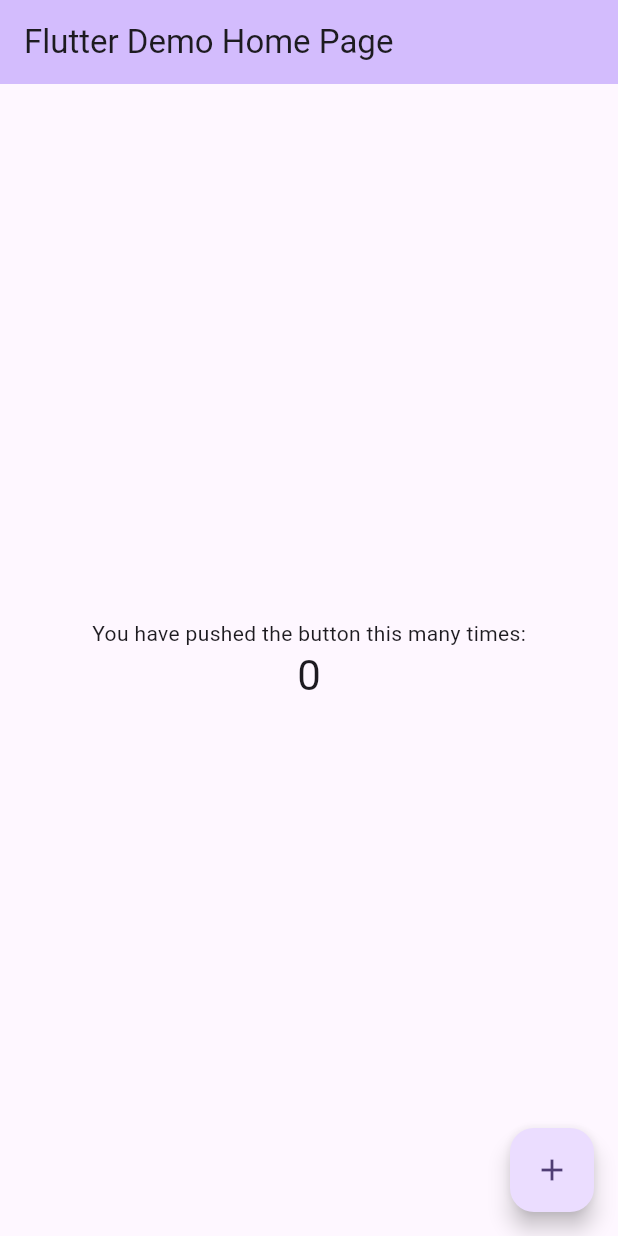
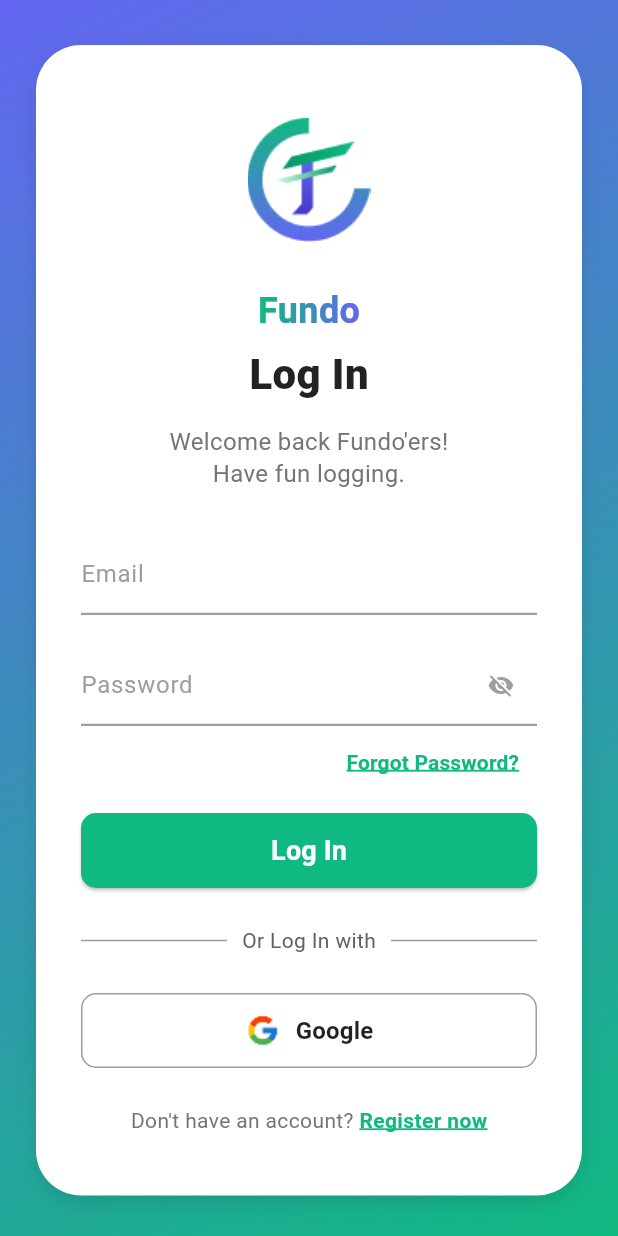
Before and after one commit to AtokTajuddin/fp-pemmob-kelompok1, a Flutter app: the screen it shows after launch, on a phone screen of 412 x 824 dp. Run offline on Flutter 3.47's test engine with Material 3 defaults, Android fonts, the phone set to English and light mode, and no system bars.

Commit message:
fe login & register page

```diff
--- a/fundo_flutter/lib/main.dart
+++ b/fundo_flutter/lib/main.dart
@@ -1,4 +1,6 @@
 import 'package:flutter/material.dart';
+import 'screens/login_page.dart';
+import 'screens/signup_page.dart';
 
 void main() {
   runApp(const MyApp());
@@ -7,48 +9,28 @@
 class MyApp extends StatelessWidget {
   const MyApp({super.key});
 
-  // This widget is the root of your application.
   @override
   Widget build(BuildContext context) {
     return MaterialApp(
-      title: 'Flutter Demo',
+      title: 'Fundo App',
+      debugShowCheckedModeBanner: false,
       theme: ThemeData(
-        // This is the theme of your application.
-        //
-        // TRY THIS: Try running your application with "flutter run". You'll see
-        // the application has a purple toolbar. Then, without quitting the app,
-        // try changing the seedColor in the colorScheme below to Colors.green
-        // and then invoke "hot reload" (save your changes or press the "hot
-        // reload" button in a Flutter-supported IDE, or press "r" if you used
-        // the command line to start the app).
-        //
-        // Notice that the counter didn't reset back to zero; the application
-        // state is not lost during the reload. To reset the state, use hot
-        // restart instead.
-        //
-        // This works for code too, not just values: Most code changes can be
-        // tested with just a hot reload.
-        colorScheme: .fromSeed(seedColor: Colors.deepPurple),
+        colorScheme: ColorScheme.fromSeed(seedColor: Colors.teal),
+        useMaterial3: true,
       ),
-      home: const MyHomePage(title: 'Flutter Demo Home Page'),
+      home: const LoginPage(),
     );
   }
 }
 
+// ===============================================================
+// BATAS AMAN: KODE TEMANMU ADA DI BAWAH SINI
+// (Tidak dipakai, tapi tidak dihapus. Jadi aman kan?)
+// ===============================================================
+
 class MyHomePage extends StatefulWidget {
   const MyHomePage({super.key, required this.title});
-
-  // This widget is the home page of your application. It is stateful, meaning
-  // that it has a State object (defined below) that contains fields that affect
-  // how it looks.
-
-  // This class is the configuration for the state. It holds the values (in this
-  // case the title) provided by the parent (in this case the App widget) and
-  // used by the build method of the State. Fields in a Widget subclass are
-  // always marked "final".
-
   final String title;
-
   @override
   State<MyHomePage> createState() => _MyHomePageState();
 }
@@ -57,57 +39,20 @@
   int _counter = 0;
   void _incrementCounter() {
     setState(() {
-      // This call to setState tells the Flutter framework that something has
-      // changed in this State, which causes it to rerun the build method below
-      // so that the display can reflect the updated values. If we changed
-      // _counter without calling setState(), then the build method would not be
-      // called again, and so nothing would appear to happen.
       _counter++;
     });
   }
 
   @override
   Widget build(BuildContext context) {
-    // This method is rerun every time setState is called, for instance as done
-    // by the _incrementCounter method above.
-    //
-    // The Flutter framework has been optimized to make rerunning build methods
-    // fast, so that you can just rebuild anything that needs updating rather
-    // than having to individually change instances of widgets.
     return Scaffold(
-      appBar: AppBar(
-        // TRY THIS: Try changing the color here to a specific color (to
-        // Colors.amber, perhaps?) and trigger a hot reload to see the AppBar
-        // change color while the other colors stay the same.
-        backgroundColor: Theme.of(context).colorScheme.inversePrimary,
-        // Here we take the value from the MyHomePage object that was created by
-        // the App.build method, and use it to set our appbar title.
-        title: Text(widget.title),
-      ),
+      appBar: AppBar(title: Text(widget.title)),
       body: Center(
-        // Center is a layout widget. It takes a single child and positions it
-        // in the middle of the parent.
         child: Column(
-          // Column is also a layout widget. It takes a list of children and
-          // arranges them vertically. By default, it sizes itself to fit its
-          // children horizontally, and tries to be as tall as its parent.
-          //
-          // Column has various properties to control how it sizes itself and
-          // how it positions its children. Here we use mainAxisAlignment to
-          // center the children vertically; the main axis here is the vertical
-          // axis because Columns are vertical (the cross axis would be
-          // horizontal).
-          //
-          // TRY THIS: Invoke "debug painting" (choose the "Toggle Debug Paint"
-          // action in the IDE, or press "p" in the console), to see the
-          // wireframe for each widget.
-          mainAxisAlignment: .center,
+          mainAxisAlignment: MainAxisAlignment.center,
           children: [
             const Text('You have pushed the button this many times:'),
-            Text(
-              '$_counter',
-              style: Theme.of(context).textTheme.headlineMedium,
-            ),
+            Text('$_counter', style: Theme.of(context).textTheme.headlineMedium),
           ],
         ),
       ),
--- /dev/null
+++ b/fundo_flutter/lib/screens/login_page.dart
@@ -0,0 +1,305 @@
+import 'package:flutter/material.dart';
+import 'signup_page.dart';
+
+class LoginPage extends StatefulWidget {
+  const LoginPage({super.key});
+
+  @override
+  State<LoginPage> createState() => _LoginPageState();
+}
+
+class _LoginPageState extends State<LoginPage> {
+  bool _isPasswordVisible = false;
+
+  @override
+  Widget build(BuildContext context) {
+    final size = MediaQuery.of(context).size;
+    return Scaffold(
+      body: Container(
+        width: double.infinity,
+        height: double.infinity,
+        decoration: const BoxDecoration(
+          gradient: LinearGradient(
+            begin: Alignment.topLeft,
+            end: Alignment.bottomRight,
+            colors: [
+              Color(0xFF6366F1),
+              Color(0xFF10B981),
+            ],
+          ),
+        ),
+        child: Center(
+          child: SingleChildScrollView(
+            child: Padding(
+              padding: const EdgeInsets.symmetric(horizontal: 24.0, vertical: 30),
+              child: Container(
+                width: double.infinity,
+                decoration: BoxDecoration(
+                  color: Colors.white,
+                  borderRadius: BorderRadius.circular(30),
+                  boxShadow: [
+                    BoxShadow(
+                      color: Colors.black.withOpacity(0.1),
+                      blurRadius: 10,
+                      offset: const Offset(0, 5),
+                    ),
+                  ],
+                ),
+                child: Padding(
+                  padding: const EdgeInsets.symmetric(horizontal: 30.0, vertical: 40.0),
+                  child: Column(
+                    mainAxisSize: MainAxisSize.min,
+                    children: [
+                      Image.asset(
+                        'assets/images/fundoLogo.png',
+                        width: 100,
+                        height: 100,
+                      ),
+                      const SizedBox(height: 20),
+
+                      ShaderMask(
+                        shaderCallback: (bounds) => const LinearGradient(
+                          colors: [
+                            Color(0xFF10B981),
+                            Color(0xFF6366F1),
+                          ],
+                          begin: Alignment.centerLeft,
+                          end: Alignment.centerRight,
+                        ).createShader(bounds),
+                        child: const Text(
+                          "Fundo",
+                          style: TextStyle(
+                            fontSize: 24,
+                            fontWeight: FontWeight.bold,
+                            color: Colors.white,
+                          ),
+                        ),
+                      ),
+                      const SizedBox(height: 5),
+                      const Text(
+                        "Log In",
+                        style: TextStyle(
+                          fontSize: 28,
+                          fontWeight: FontWeight.w900,
+                          color: Colors.black87,
+                        ),
+                      ),
+                      const SizedBox(height: 15),
+                      Text(
+                        "Welcome back Fundo'ers!\nHave fun logging.",
+                        textAlign: TextAlign.center,
+                        style: TextStyle(
+                          fontSize: 16,
+                          color: Colors.grey[600],
+                          height: 1.3,
+                        ),
+                      ),
+
+                      const SizedBox(height: 30),
+
+                      const _UnderlinedTextField(hintText: "Email"),
+                      const SizedBox(height: 20),
+
+                      _PasswordField(
+                        hintText: "Password",
+                        isVisible: _isPasswordVisible,
+                        onVisibilityChanged: () {
+                          setState(() {
+                            _isPasswordVisible = !_isPasswordVisible;
+                          });
+                        },
+                      ),
+
+                      Align(
+                        alignment: Alignment.centerRight,
+                        child: TextButton(
+                          onPressed: () {
+                            // Logic Forgot Password
+                          },
+                          child: const Text(
+                            "Forgot Password?",
+                            style: TextStyle(
+                              color: Color(0xFF10B981),
+                              decoration: TextDecoration.underline,
+                              decorationColor: Color(0xFF10B981),
+                              decorationThickness: 1.8,
+                              fontWeight: FontWeight.bold,
+                            ),
+                          ),
+                        ),
+                      ),
+
+                      const SizedBox(height: 10),
+
+                      SizedBox(
+                        width: double.infinity,
+                        height: 50,
+                        child: ElevatedButton(
+                          onPressed: () {
+                            // Logic Log In
+                          },
+                          style: ElevatedButton.styleFrom(
+                            backgroundColor: const Color(0xFF10B981),
+                            foregroundColor: Colors.white,
+                            shape: RoundedRectangleBorder(
+                              borderRadius: BorderRadius.circular(10),
+                            ),
+                          ),
+                          child: const Text(
+                            "Log In",
+                            style: TextStyle(fontSize: 18, fontWeight: FontWeight.bold),
+                          ),
+                        ),
+                      ),
+
+                      const SizedBox(height: 25),
+
+                      Row(
+                        children: [
+                          const Expanded(child: Divider(thickness: 1, color: Colors.grey)),
+                          Padding(
+                            padding: const EdgeInsets.symmetric(horizontal: 10.0),
+                            child: Text(
+                              "Or Log In with",
+                              style: TextStyle(color: Colors.grey[700]),
+                            ),
+                          ),
+                          const Expanded(child: Divider(thickness: 1, color: Colors.grey)),
+                        ],
+                      ),
+
+                      const SizedBox(height: 25),
+
+                      SizedBox(
+                        width: double.infinity,
+                        height: 50,
+                        child: OutlinedButton(
+                          onPressed: () {
+                            // Logic Log In with Google
+                          },
+                          style: OutlinedButton.styleFrom(
+                            shape: RoundedRectangleBorder(
+                              borderRadius: BorderRadius.circular(10),
+                            ),
+                            side: const BorderSide(color: Colors.grey),
+                          ),
+                          child: Row(
+                            mainAxisAlignment: MainAxisAlignment.center,
+                            children: [
+                              Image.asset(
+                                'assets/images/LogoGoogle.png',
+                                width: 24,
+                                height: 24,
+                              ),
+                              const SizedBox(width: 10),
+                              const Text(
+                                "Google",
+                                style: TextStyle(
+                                  fontSize: 16,
+                                  color: Colors.black87,
+                                  fontWeight: FontWeight.bold,
+                                ),
+                              ),
+                            ],
+                          ),
+                        ),
+                      ),
+
+                      const SizedBox(height: 25),
+
+                      Row(
+                        mainAxisAlignment: MainAxisAlignment.center,
+                        children: [
+                          Text("Don't have an account? ", style: TextStyle(color: Colors.grey[600])),
+                          GestureDetector(
+                            onTap: () {
+                              Navigator.push(
+                                context,
+                                MaterialPageRoute(builder: (context) => const SignUpPage()),
+                              );
+                            },
+                            child: const Text(
+                              "Register now",
+                              style: TextStyle(
+                                color: Color(0xFF10B981),
+                                fontWeight: FontWeight.bold,
+                                decoration: TextDecoration.underline,
+                                decorationColor: Color(0xFF10B981),
+                                decorationThickness: 1.8,
+                              ),
+                            ),
+                          ),
+                        ],
+                      ),
+                    ],
+                  ),
+                ),
+              ),
+            ),
+          ),
+        ),
+      ),
+    );
+  }
+}
+
+class _UnderlinedTextField extends StatelessWidget {
+  final String hintText;
+  const _UnderlinedTextField({required this.hintText});
+
+  @override
+  Widget build(BuildContext context) {
+    return TextField(
+      decoration: InputDecoration(
+        hintText: hintText,
+        hintStyle: TextStyle(color: Colors.grey[500], fontSize: 16),
+        enabledBorder: const UnderlineInputBorder(
+          borderSide: BorderSide(color: Colors.grey, width: 1.5),
+        ),
+        focusedBorder: const UnderlineInputBorder(
+          borderSide: BorderSide(color: Color(0xFF6366F1), width: 2),
+        ),
+        contentPadding: const EdgeInsets.symmetric(vertical: 15),
+        isDense: true,
+      ),
+    );
+  }
+}
+
+class _PasswordField extends StatelessWidget {
+  final String hintText;
+  final bool isVisible;
+  final VoidCallback onVisibilityChanged;
+
+  const _PasswordField({
+    required this.hintText,
+    required this.isVisible,
+    required this.onVisibilityChanged,
+  });
+
+  @override
+  Widget build(BuildContext context) {
+    return TextField(
+      obscureText: !isVisible,
+      decoration: InputDecoration(
+        hintText: hintText,
+        hintStyle: TextStyle(color: Colors.grey[500], fontSize: 16),
+        enabledBorder: const UnderlineInputBorder(
+          borderSide: BorderSide(color: Colors.grey, width: 1.5),
+        ),
+        focusedBorder: const UnderlineInputBorder(
+          borderSide: BorderSide(color: Color(0xFF6366F1), width: 2),
+        ),
+        contentPadding: const EdgeInsets.symmetric(vertical: 15),
+        isDense: true,
+        suffixIcon: IconButton(
+          icon: Icon(
+            isVisible ? Icons.visibility : Icons.visibility_off,
+            color: Colors.grey,
+          ),
+          onPressed: onVisibilityChanged,
+        ),
+      ),
+    );
+  }
+}
--- a/fundo_flutter/pubspec.yaml
+++ b/fundo_flutter/pubspec.yaml
@@ -72,9 +72,8 @@
   uses-material-design: true
 
   # To add assets to your application, add an assets section, like this:
-  # assets:
-  #   - images/a_dot_burr.jpeg
-  #   - images/a_dot_ham.jpeg
+  assets:
+    - assets/images/
 
   # An image asset can refer to one or more resolution-specific "variants", see
   # https://flutter.dev/to/resolution-aware-images
```
Also changed, not shown: fundo_flutter/lib/screens/dashboard_app.dart (added, +20 -0 lines), fundo_flutter/lib/screens/signup_page.dart (added, +303 -0 lines), fundo_flutter/assets/images/LogoGoogle.png (added), fundo_flutter/assets/images/fundoLogo.png (added).
